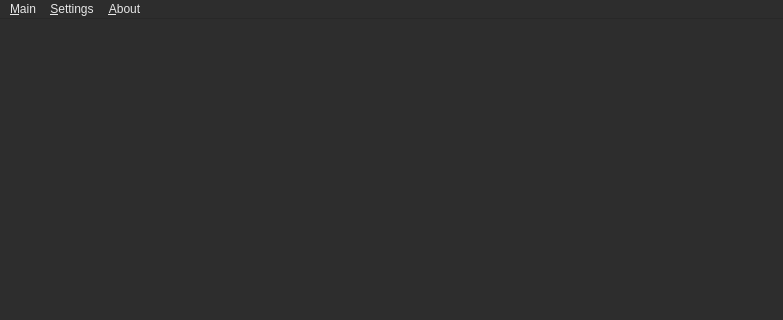
First picture: the form in forms/mainwindow.ui, repository Dartmoor777/English-learner, before the edit; both pictures show x 0 to 783 and y 0 to 320 of the 783 by 507 pixel window.
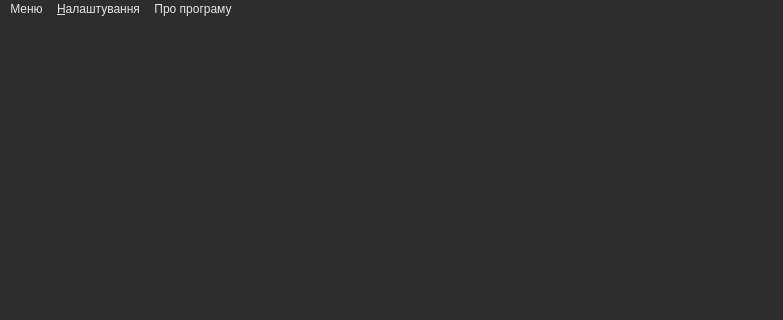
Second picture: the form after the edit. Icons and pictures are not drawn.

```diff
--- a/forms/mainwindow.ui
+++ b/forms/mainwindow.ui
@@ -385,24 +385,24 @@
      <x>0</x>
      <y>0</y>
      <width>783</width>
-     <height>19</height>
+     <height>20</height>
     </rect>
    </property>
    <widget class="QMenu" name="menuMain">
     <property name="title">
-     <string>&amp;Main</string>
+     <string>Меню</string>
     </property>
     <addaction name="action_Exit"/>
    </widget>
    <widget class="QMenu" name="menu_Settings">
     <property name="title">
-     <string>&amp;Settings</string>
+     <string>&amp;Налаштування</string>
     </property>
     <addaction name="actionBrowse_cards"/>
    </widget>
    <widget class="QMenu" name="menu_About">
     <property name="title">
-     <string>&amp;About</string>
+     <string>Про програму</string>
     </property>
     <addaction name="action_Help"/>
     <addaction name="action_Program"/>
```
Left out of the diff: 14 changed lines with no effect on the pictures.
